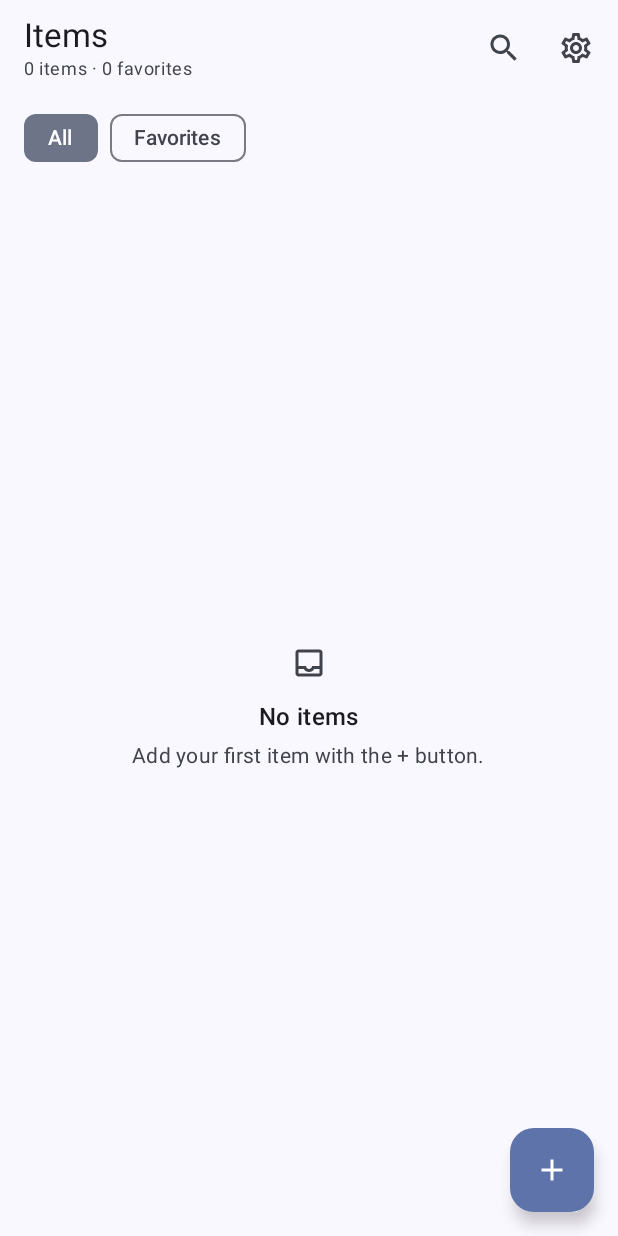
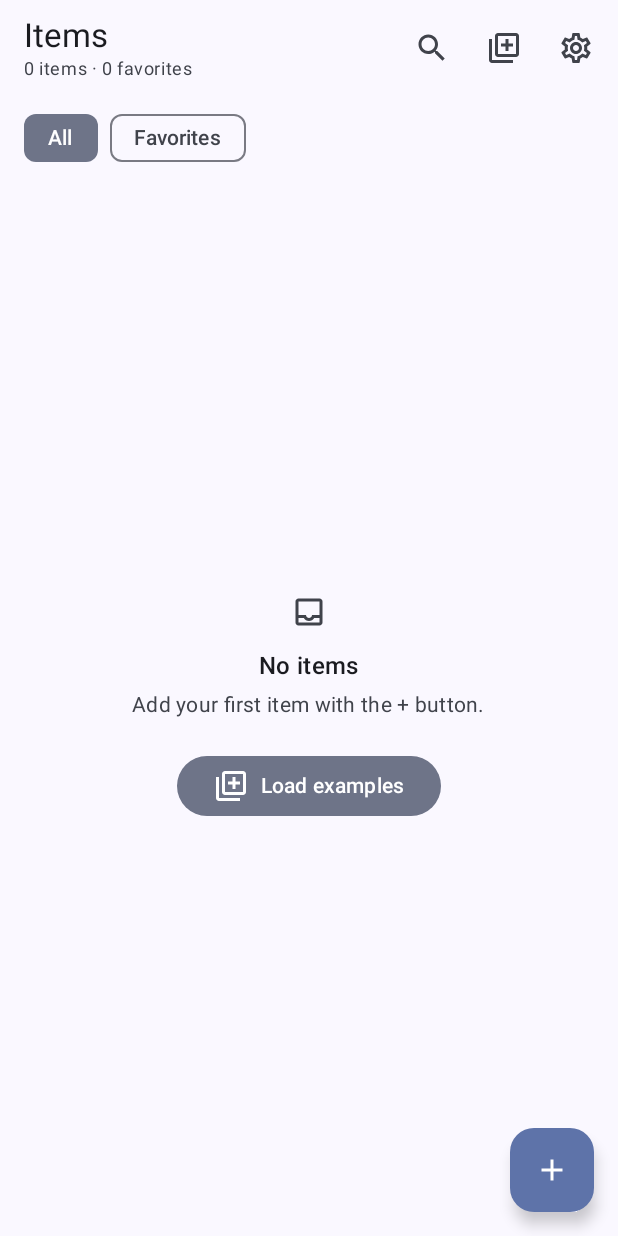
Before and after one commit to Uriel-Cast/AcademyUrielCastillo, an Android app built with Jetpack Compose: the composable EnhancedItemsListScreen shown on its own in the app's theme, on a phone screen of 412 x 824 dp. Run offline under Robolectric (Android 15) with nearby library versions, the phone set to English and light mode, and no system bars.

Commit message:
feat(enhanced): one-tap preset item lists with undo
Users can load a curated list (Animals, Groceries, Books, Travel) instead of
typing everything: a preset picker sheet reachable from the empty-state button
and a top-bar action. Loading inserts the items in one batch (repository.addAll,
sequential creation indices), skips names already present (case-insensitive),
and shows an 'Added N items' snackbar whose Undo removes exactly what was added.
Preset titles are localized (en/it/es); item names are emoji data like the seeds.

Verified on device: batch load merges in sorted order, and Undo restores the
pre-load state.

```diff
--- a/app/src/main/java/com/urielcast/academytest2026/enhanced/ui/EnhancedItemsListScreen.kt
+++ b/app/src/main/java/com/urielcast/academytest2026/enhanced/ui/EnhancedItemsListScreen.kt
@@ -17,9 +17,11 @@ import androidx.compose.material.icons.filled.Close
 import androidx.compose.material.icons.filled.Search
 import androidx.compose.material.icons.outlined.Delete
 import androidx.compose.material.icons.outlined.Inbox
+import androidx.compose.material.icons.outlined.LibraryAdd
 import androidx.compose.material.icons.outlined.SearchOff
 import androidx.compose.material.icons.outlined.Settings
 import androidx.compose.material3.ExperimentalMaterial3Api
+import androidx.compose.material3.FilledTonalButton
 import androidx.compose.material3.FilterChip
 import androidx.compose.material3.FloatingActionButton
 import androidx.compose.material3.HorizontalDivider
@@ -55,6 +57,7 @@ import androidx.compose.ui.unit.dp
 import androidx.compose.runtime.LaunchedEffect
 import com.urielcast.academytest2026.R
 import com.urielcast.academytest2026.core.model.Item
+import com.urielcast.academytest2026.enhanced.data.ItemPreset
 import com.urielcast.academytest2026.ui.theme.AcademyUrielCastilloTheme
 
 @OptIn(ExperimentalMaterial3Api::class)
@@ -68,10 +71,12 @@ fun EnhancedItemsListScreen(
     onDeleteItem: (Item) -> Unit,
     onQueryChange: (String) -> Unit,
     onFilterChange: (ItemFilter) -> Unit,
+    onLoadPreset: (ItemPreset) -> Unit,
     onOpenSettings: () -> Unit,
     modifier: Modifier = Modifier,
 ) {
     var showAddSheet by remember { mutableStateOf(false) }
+    var showPresetSheet by remember { mutableStateOf(false) }
     var searchActive by remember { mutableStateOf(false) }
 
     Scaffold(
@@ -102,6 +107,12 @@ fun EnhancedItemsListScreen(
                         IconButton(onClick = { searchActive = true }) {
                             Icon(Icons.Filled.Search, contentDescription = stringResource(R.string.enh_search))
                         }
+                        IconButton(onClick = { showPresetSheet = true }) {
+                            Icon(
+                                Icons.Outlined.LibraryAdd,
+                                contentDescription = stringResource(R.string.enh_presets_title),
+                            )
+                        }
                         IconButton(onClick = onOpenSettings) {
                             Icon(Icons.Outlined.Settings, contentDescription = stringResource(R.string.enh_settings))
                         }
@@ -124,7 +135,11 @@ fun EnhancedItemsListScreen(
             FilterChips(selected = state.filter, onFilterChange = onFilterChange)
 
             if (state.isEmpty) {
-                EnhancedEmptyState(state = state, modifier = Modifier.fillMaxSize())
+                EnhancedEmptyState(
+                    state = state,
+                    onLoadExamples = { showPresetSheet = true },
+                    modifier = Modifier.fillMaxSize(),
+                )
             } else {
                 LazyColumn(modifier = Modifier.fillMaxSize()) {
                     items(state.items, key = { it.id }) { item ->
@@ -148,6 +163,16 @@ fun EnhancedItemsListScreen(
                 onAddItem(name)
                 showAddSheet = false
             },
+        )
+    }
+
+    if (showPresetSheet) {
+        PresetPickerSheet(
+            onSelect = { preset ->
+                onLoadPreset(preset)
+                showPresetSheet = false
+            },
+            onDismiss = { showPresetSheet = false },
         )
     }
 }
@@ -271,6 +296,7 @@ private fun itemCountSummary(total: Int, favorites: Int): String {
 @Composable
 private fun EnhancedEmptyState(
     state: EnhancedUiState,
+    onLoadExamples: () -> Unit,
     modifier: Modifier = Modifier,
 ) {
     val filtering = state.isFiltering
@@ -303,6 +329,22 @@ private fun EnhancedEmptyState(
             color = MaterialTheme.colorScheme.onSurfaceVariant,
             modifier = Modifier.padding(top = 4.dp),
         )
+
+        // Only offer the presets on the genuinely-empty list, not on an empty
+        // search/filter result.
+        if (!filtering) {
+            FilledTonalButton(
+                onClick = onLoadExamples,
+                modifier = Modifier.padding(top = 20.dp),
+            ) {
+                Icon(
+                    Icons.Outlined.LibraryAdd,
+                    contentDescription = null,
+                    modifier = Modifier.padding(end = 8.dp),
+                )
+                Text(stringResource(R.string.enh_load_examples))
+            }
+        }
     }
 }
 
@@ -328,6 +370,7 @@ private fun EnhancedItemsListScreenPreview() {
             onDeleteItem = {},
             onQueryChange = {},
             onFilterChange = {},
+            onLoadPreset = {},
             onOpenSettings = {},
         )
     }
```
Also changed, not shown: app/src/main/java/com/urielcast/academytest2026/enhanced/EnhancedApp.kt (+17 -0 lines), app/src/main/java/com/urielcast/academytest2026/enhanced/data/ItemPresets.kt (added, +49 -0 lines), app/src/main/java/com/urielcast/academytest2026/enhanced/data/ItemsRepository.kt (+7 -0 lines), app/src/main/java/com/urielcast/academytest2026/enhanced/data/RoomItemsRepository.kt (+16 -0 lines), app/src/main/java/com/urielcast/academytest2026/enhanced/ui/EnhancedItemsViewModel.kt (+19 -0 lines), app/src/main/java/com/urielcast/academytest2026/enhanced/ui/PresetPickerSheet.kt (added, +56 -0 lines), app/src/main/res/values/strings.xml (+12 -0 lines), 2 other files.
